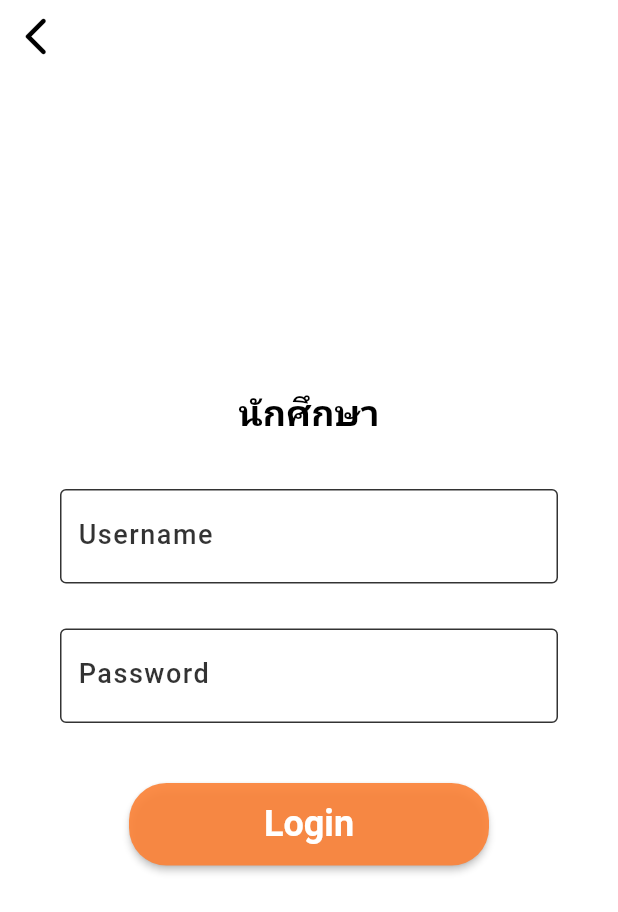
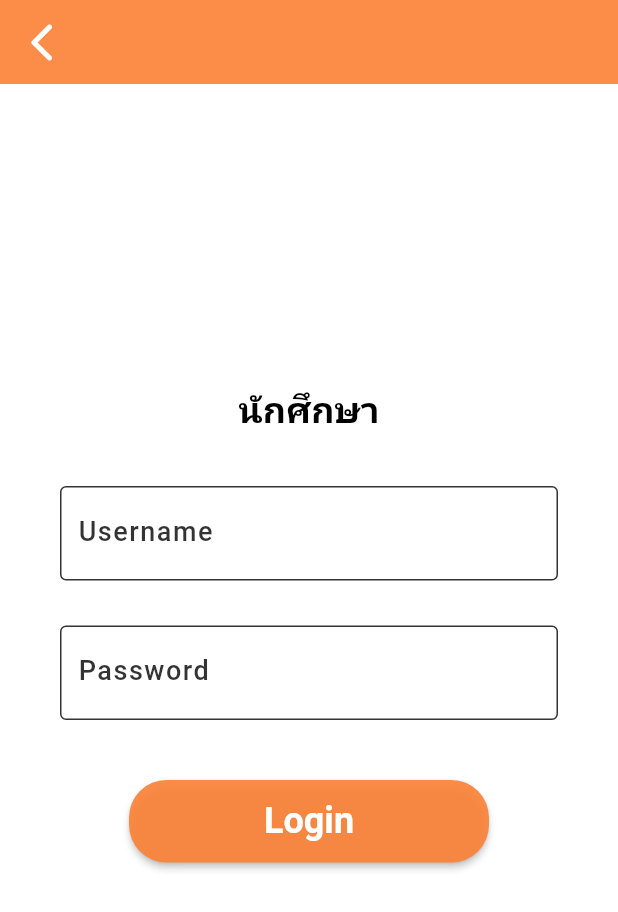
Before and after one commit to NiebAnupat/JONG.Q, a Flutter app: the AdminHome screen opened directly, after a tap on the "logout" icon, after a tap on the "arrow back ios new" icon, after a tap on "สำหรับนักศึกษา", on a phone screen of 412 x 824 dp. Shown: the top 912 px of the screen. Run offline on Flutter 3.47's test engine with Material 2 defaults, Android fonts, the phone set to English and light mode, and no system bars; our stand-ins replace get, google_fonts.

Commit message:
Feat: ui for new student done!!

```diff
--- a/lib/components/admin/student_box.dart
+++ b/lib/components/admin/student_box.dart
@@ -1,5 +1,6 @@
 import 'package:get/get.dart';
 import 'package:flutter/material.dart';
+import 'package:google_fonts/google_fonts.dart';
 
 class StudentBox extends StatelessWidget {
   final String child;
@@ -20,15 +21,15 @@ class StudentBox extends StatelessWidget {
             child: ListTile(
               title: Text(
                 child,
-                style: const TextStyle(
+                style: GoogleFonts.notoSansThai(
                     fontSize: 20,
                     fontWeight: FontWeight.bold,
                     color: Colors.white),
               ),
-              subtitle: const Text(
+              subtitle: Text(
                 '094-123-4567',
-                style: TextStyle(
-                    fontSize: 15,
+                style: GoogleFonts.notoSansThai(
+                    fontSize: 16,
                     fontWeight: FontWeight.bold,
                     color: Colors.white),
               ),
--- a/lib/main.dart
+++ b/lib/main.dart
@@ -12,6 +12,7 @@ class MyApp extends StatelessWidget {
   @override
   Widget build(BuildContext context) {
     return MaterialApp(
+      debugShowCheckedModeBanner: false,
       title: 'JONG.Q',
       theme: ThemeData(
         primarySwatch: Colors.orange,
--- a/lib/views/admin/home_page.dart
+++ b/lib/views/admin/home_page.dart
@@ -14,23 +14,16 @@ class AdminHome extends StatelessWidget {
   @override
   Widget build(BuildContext context) {
     return Scaffold(
-      body: SafeArea(
-        child: Column(
-          children: [
-            Container(
-                padding:
-                    const EdgeInsets.symmetric(horizontal: 20, vertical: 20),
-                child: Row(
-                  mainAxisAlignment: MainAxisAlignment.spaceBetween,
-                  children: [
-                    const SizedBox(
-                      width: 30,
-                    ),
-                    Text("JONG.Q",
+      appBar: AppBar(
+        backgroundColor: Colors.transparent,
+        elevation: 0,
+        title: Text("JONG.Q",
             style: GoogleFonts.notoSansThai(
-                            fontSize: 30,
+                fontSize: 32,
                 fontWeight: FontWeight.bold,
                 color: const Color.fromARGB(255, 0, 0, 0))),
+        centerTitle: true,
+        actions: [
           IconButton(
               onPressed: () {
                 Get.off(() => const AdminLogin());
@@ -41,10 +34,13 @@ class AdminHome extends StatelessWidget {
                 size: 30,
               )),
         ],
-                )),
-
+      ),
+      body: SafeArea(
+          child:
               // student list
               Expanded(
+        child: Padding(
+          padding: const EdgeInsets.only(top: 20),
           child: ListView.builder(
               itemCount: name.length,
               itemBuilder: (context, index) {
@@ -52,10 +48,8 @@ class AdminHome extends StatelessWidget {
                   child: name[index],
                 );
               }),
-            )
-          ],
         ),
-      ),
+      )),
     );
   }
 }
--- a/lib/views/admin/login_page.dart
+++ b/lib/views/admin/login_page.dart
@@ -1,8 +1,8 @@
 import 'package:get/get.dart';
 import 'package:flutter/material.dart';
-import 'package:jong_q/views/role_page.dart';
 import 'package:google_fonts/google_fonts.dart';
 import 'package:jong_q/views/admin/home_page.dart';
+import 'package:jong_q/views/role_page.dart';
 
 class AdminLogin extends StatelessWidget {
   const AdminLogin({super.key});
@@ -10,33 +10,27 @@ class AdminLogin extends StatelessWidget {
   @override
   Widget build(BuildContext context) {
     return Scaffold(
-      backgroundColor: const Color.fromARGB(255, 255, 255, 255),
+      appBar: AppBar(
+        backgroundColor: const Color.fromARGB(235, 251, 131, 57),
+        elevation: 0,
+        leading: IconButton(
+            onPressed: () {
+              Get.off(() => RolePage());
+            },
+            icon: const Icon(
+              Icons.arrow_back_ios_new_rounded,
+              color: Color.fromARGB(255, 255, 255, 255),
+              size: 30,
+            )),
+      ),
       body: SafeArea(
           child: SingleChildScrollView(
         child: Column(
           children: [
-            Row(
-              mainAxisAlignment: MainAxisAlignment.start,
-              children: [
-                IconButton(
-                    onPressed: () {
-                      Get.off(() => const RolePage());
-                    },
-                    icon: const Icon(
-                      Icons.arrow_back_ios_new_rounded,
-                      color: Color.fromARGB(255, 0, 0, 0),
-                      size: 30,
-                    )),
-              ],
-            ),
-            const SizedBox(
-              height: 60,
-            ),
-
             // Username
             Padding(
                 padding:
-                    const EdgeInsets.symmetric(horizontal: 40, vertical: 150),
+                    const EdgeInsets.symmetric(horizontal: 40, vertical: 200),
                 child: Column(
                   children: [
                     Text("ผู้ดูแลระบบ",
@@ -113,7 +107,7 @@ class AdminLogin extends StatelessWidget {
                     // login button
                     ElevatedButton(
                         onPressed: () {
-                          Get.to(AdminHome());
+                          Get.to(() => AdminHome());
                         },
                         // ignore: sort_child_properties_last
                         child: Text("Login",
--- a/lib/views/user/login_page.dart
+++ b/lib/views/user/login_page.dart
@@ -11,32 +11,27 @@ class UserLogin extends StatelessWidget {
   Widget build(BuildContext context) {
     return Scaffold(
       backgroundColor: const Color.fromARGB(255, 255, 255, 255),
+      appBar: AppBar(
+        backgroundColor: const Color.fromARGB(235, 251, 131, 57),
+        elevation: 0,
+        leading: IconButton(
+            onPressed: () {
+              Get.off(() => const RolePage());
+            },
+            icon: const Icon(
+              Icons.arrow_back_ios_new_rounded,
+              color: Color.fromARGB(255, 255, 255, 255),
+              size: 30,
+            )),
+      ),
       body: SafeArea(
           child: SingleChildScrollView(
         child: Column(
           children: [
-            Row(
-              mainAxisAlignment: MainAxisAlignment.start,
-              children: [
-                IconButton(
-                    onPressed: () {
-                      Get.off(() => const RolePage());
-                    },
-                    icon: const Icon(
-                      Icons.arrow_back_ios_new_rounded,
-                      color: Color.fromARGB(255, 0, 0, 0),
-                      size: 30,
-                    )),
-              ],
-            ),
-            const SizedBox(
-              height: 60,
-            ),
-
             // Username
             Padding(
                 padding:
-                    const EdgeInsets.symmetric(horizontal: 40, vertical: 150),
+                    const EdgeInsets.symmetric(horizontal: 40, vertical: 200),
                 child: Column(
                   children: [
                     Text("นักศึกษา",
--- a/pubspec.yaml
+++ b/pubspec.yaml
@@ -40,6 +40,7 @@ dependencies:
   gsheets: ^0.5.0
   getwidget: ^4.0.0
   styled_widget: ^0.4.1
+  url_launcher: ^6.1.14
 
 dev_dependencies:
   flutter_test:
```
Also changed, not shown: lib/views/user/member_page.dart (+30 -1 lines), lib/views/user/message_page.dart (added, +78 -0 lines), lib/views/user/new_member.dart (added, +169 -0 lines), pubspec.lock, 5 other files. Lines whose indentation alone changed are shown as unchanged.
